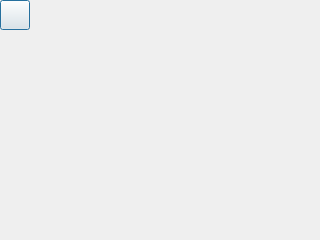
First picture: the form in TIiK/DataCompression/helpform.ui, repository Eridor/Semestr-7, before the edit.
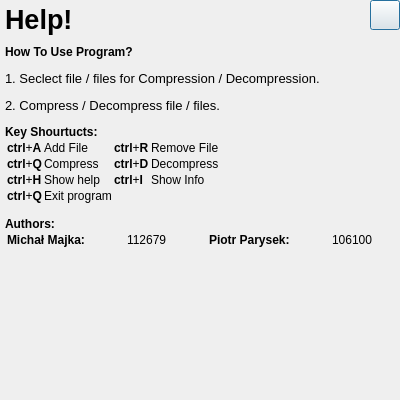
Second picture: the form after the edit. Icons and pictures are not drawn.

```diff
--- a/TIiK/DataCompression/helpform.ui
+++ b/TIiK/DataCompression/helpform.ui
@@ -6,17 +6,23 @@
    <rect>
     <x>0</x>
     <y>0</y>
-    <width>320</width>
-    <height>240</height>
+    <width>400</width>
+    <height>400</height>
    </rect>
   </property>
+  <property name="sizePolicy">
+   <sizepolicy hsizetype="Fixed" vsizetype="Fixed">
+    <horstretch>0</horstretch>
+    <verstretch>0</verstretch>
+   </sizepolicy>
+  </property>
   <property name="windowTitle">
    <string>Dialog</string>
   </property>
   <widget class="QPushButton" name="pushButton_Exit">
    <property name="geometry">
     <rect>
-     <x>0</x>
+     <x>370</x>
      <y>0</y>
      <width>30</width>
      <height>30</height>
@@ -34,6 +40,81 @@
      <width>24</width>
      <height>24</height>
     </size>
+   </property>
+   <property name="shortcut">
+    <string>Ctrl+Q</string>
+   </property>
+  </widget>
+  <widget class="QLabel" name="label_title">
+   <property name="geometry">
+    <rect>
+     <x>5</x>
+     <y>0</y>
+     <width>80</width>
+     <height>40</height>
+    </rect>
+   </property>
+   <property name="text">
+    <string>&lt;html&gt;&lt;head/&gt;&lt;body&gt;&lt;p&gt;&lt;span style=&quot; font-size:20pt; font-weight:600;&quot;&gt;Help!&lt;/span&gt;&lt;/p&gt;&lt;/body&gt;&lt;/html&gt;</string>
+   </property>
+  </widget>
+  <widget class="QLabel" name="label_Text">
+   <property name="geometry">
+    <rect>
+     <x>5</x>
+     <y>45</y>
+     <width>390</width>
+     <height>350</height>
+    </rect>
+   </property>
+   <property name="sizePolicy">
+    <sizepolicy hsizetype="Fixed" vsizetype="Fixed">
+     <horstretch>39</horstretch>
+     <verstretch>0</verstretch>
+    </sizepolicy>
+   </property>
+   <property name="minimumSize">
+    <size>
+     <width>390</width>
+     <height>350</height>
+    </size>
+   </property>
+   <property name="maximumSize">
+    <size>
+     <width>390</width>
+     <height>350</height>
+    </size>
+   </property>
+   <property name="text">
+    <string>&lt;html&gt;&lt;head/&gt;&lt;body&gt;&lt;p&gt;&lt;span style=&quot; font-weight:600;&quot;&gt;How To Use Program?&lt;/span&gt;&lt;/p&gt;&lt;p&gt;&lt;span style=&quot; font-size:10pt;&quot;&gt;1. Seclect file / files for Compression / Decompression.&lt;/span&gt;&lt;/p&gt;&lt;p&gt;&lt;span style=&quot; font-size:10pt;&quot;&gt;2. Compress / Decompress file / files.&lt;/span&gt;&lt;/p&gt;&lt;p&gt;&lt;span style=&quot; font-weight:600;&quot;&gt;Key Shourtucts:&lt;/span&gt;&lt;/p&gt;
+&lt;table border=&quot;0&quot;&gt;
+&lt;tr&gt;
+&lt;td&gt;&lt;b&gt;ctrl&lt;/b&gt;+&lt;b&gt;A&lt;/b&gt;&lt;/td&gt;&lt;td&gt;Add File&lt;/td&gt;
+&lt;td&gt;&lt;b&gt;ctrl&lt;/b&gt;+&lt;b&gt;R&lt;/b&gt;&lt;/td&gt;&lt;td&gt;Remove File&lt;/td&gt;
+&lt;/tr&gt;
+&lt;tr&gt;
+&lt;td&gt;&lt;b&gt;ctrl&lt;/b&gt;+&lt;b&gt;Q&lt;/b&gt;&lt;/td&gt;&lt;td&gt;Compress&lt;/td&gt;
+&lt;td&gt;&lt;b&gt;ctrl&lt;/b&gt;+&lt;b&gt;D&lt;/b&gt;&lt;/td&gt;&lt;td&gt;Decompress&lt;/td&gt;
+&lt;/tr&gt;
+&lt;tr&gt;
+&lt;td&gt;&lt;b&gt;ctrl&lt;/b&gt;+&lt;b&gt;H&lt;/b&gt;&lt;/td&gt;&lt;td&gt;Show help&lt;/td&gt;
+&lt;td&gt;&lt;b&gt;ctrl&lt;/b&gt;+&lt;b&gt;I&lt;/b&gt;&lt;/td&gt;&lt;td&gt;Show Info&lt;/td&gt;
+&lt;/tr&gt;
+&lt;tr&gt;
+&lt;td&gt;&lt;b&gt;ctrl&lt;/b&gt;+&lt;b&gt;Q&lt;/b&gt;&lt;/td&gt;&lt;td&gt;Exit program&lt;/td&gt;
+&lt;/tr&gt;
+&lt;/table&gt;
+&lt;p&gt;&lt;span style=&quot; font-weight:600;&quot;&gt;Authors:&lt;/span&gt;&lt;/p&gt;
+&lt;table border=&quot;0&quot; width=&quot;410&quot;&gt;
+&lt;tr&gt;
+&lt;td&gt;&lt;b&gt;Michał Majka:&lt;/b&gt;&lt;/td&gt;&lt;td&gt;112679&lt;/td&gt;
+&lt;td&gt;&lt;b&gt;Piotr Parysek:&lt;/b&gt;&lt;/td&gt;&lt;td&gt;106100&lt;/td&gt;
+&lt;/tr&gt;
+&lt;/table&gt;
+&lt;/body&gt;&lt;/html&gt;</string>
+   </property>
+   <property name="alignment">
+    <set>Qt::AlignLeading|Qt::AlignLeft|Qt::AlignTop</set>
    </property>
   </widget>
  </widget>
```
